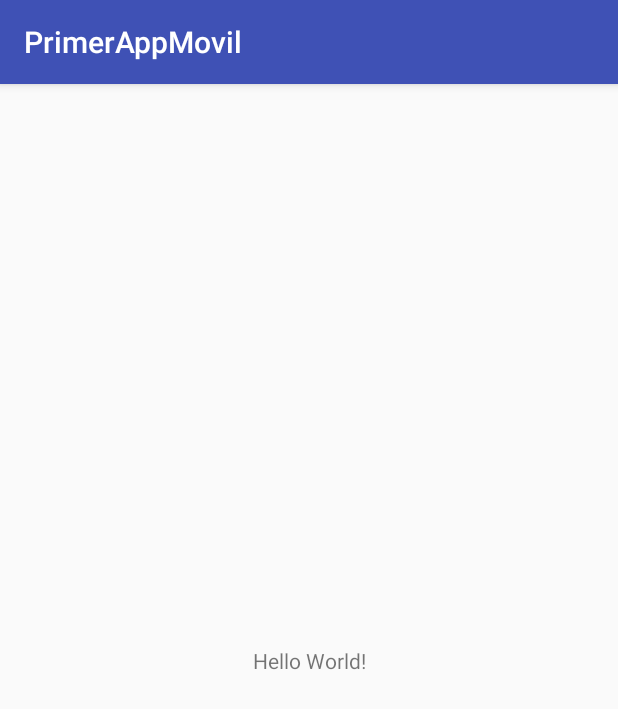
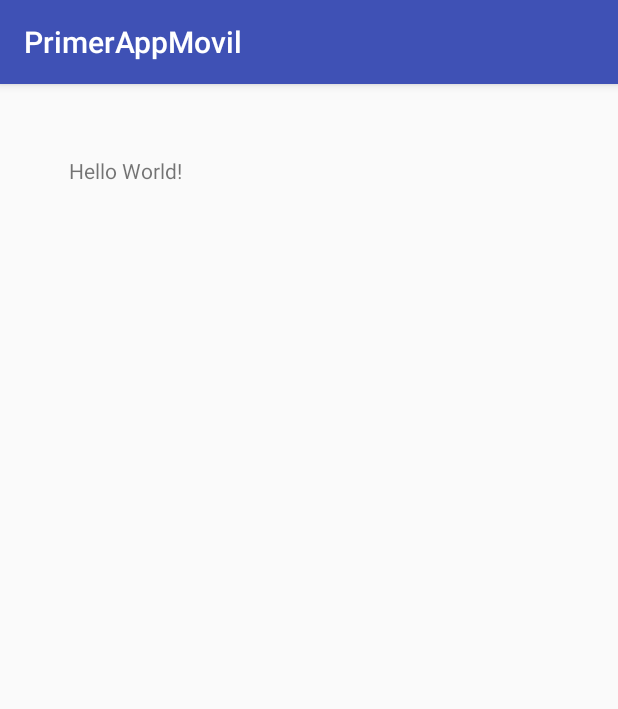
Before and after one commit to robertToa/primerAppMovil, an Android app: the screen it shows after launch (MainActivity), on a phone screen of 412 x 824 dp. Shown: the top 709 px of the screen. Run offline under Robolectric (Android 15) with nearby library versions, the phone set to English and light mode, and no system bars.

Commit message:
primer commit

```diff
--- a/PrimerAppMovil/app/src/main/res/layout/activity_main.xml
+++ b/PrimerAppMovil/app/src/main/res/layout/activity_main.xml
@@ -13,6 +13,8 @@
         app:layout_constraintBottom_toBottomOf="parent"
         app:layout_constraintLeft_toLeftOf="parent"
         app:layout_constraintRight_toRightOf="parent"
-        app:layout_constraintTop_toTopOf="parent" />
+        app:layout_constraintTop_toTopOf="parent"
+        app:layout_constraintHorizontal_bias="0.136"
+        app:layout_constraintVertical_bias="0.064" />
 
 </android.support.constraint.ConstraintLayout>
```
